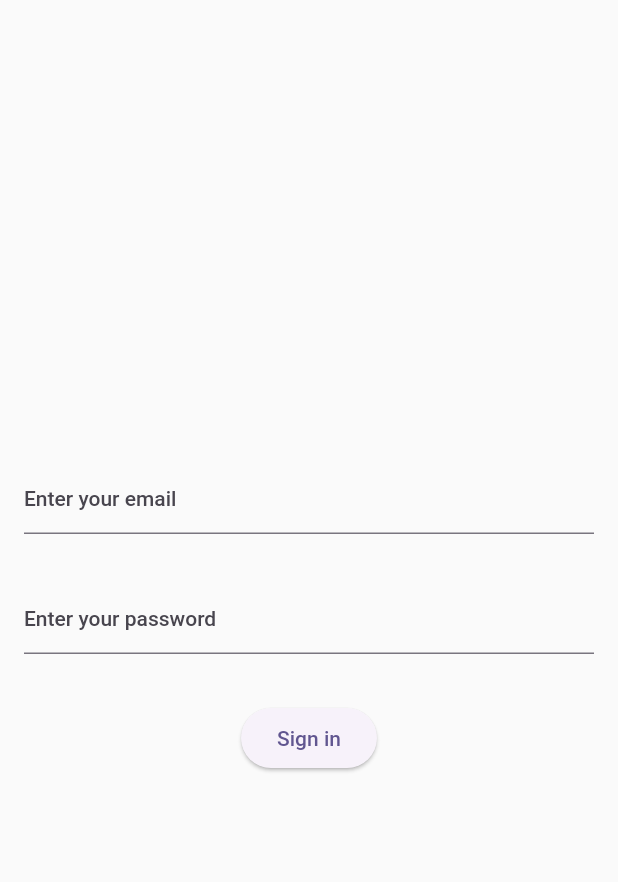
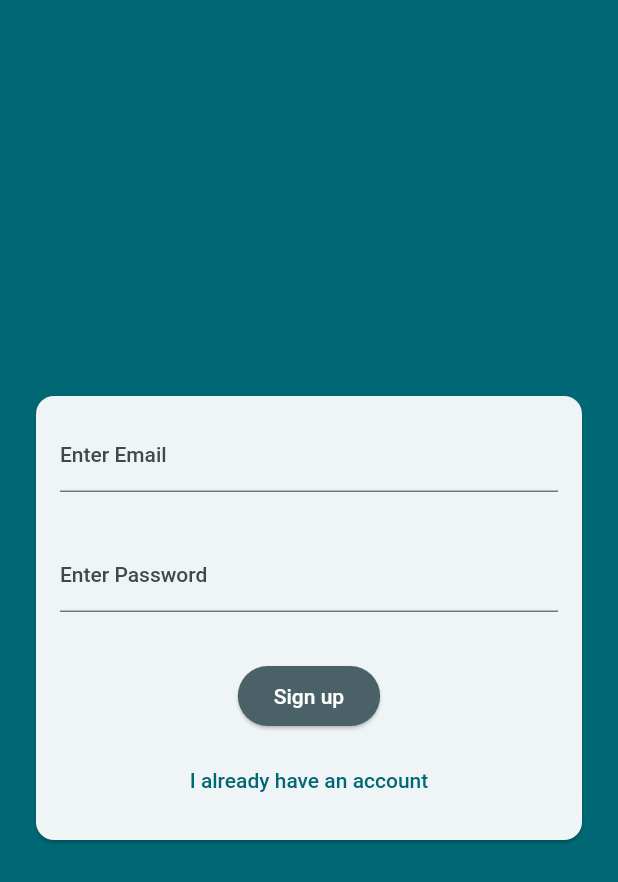
Before and after one commit to markCwatson/budgetpals_client, a Flutter app: the screen it shows after launch, on a phone screen of 412 x 824 dp. Shown: the top 882 px of the screen. Run offline on Flutter 3.47's test engine with Material 2 defaults, Android fonts, the phone set to English and light mode, and no system bars.

Commit message:
log in/sign up form

```diff
--- a/lib/main.dart
+++ b/lib/main.dart
@@ -14,11 +14,9 @@ class BudgetpalsApp extends StatelessWidget {
       theme: ThemeData().copyWith(
         useMaterial3: true,
         colorScheme: ColorScheme.fromSeed(
-            seedColor: const Color.fromARGB(255, 63, 17, 177)),
+            seedColor: const Color.fromARGB(255, 36, 36, 36)),
       ),
-      home: const Scaffold(
-        body: AuthScreen(),
-      ),
+      home: const AuthScreen(),
     );
   }
 }
--- a/lib/screens/auth.dart
+++ b/lib/screens/auth.dart
@@ -8,20 +8,30 @@ class AuthScreen extends StatefulWidget {
 }
 
 class _AuthScreenState extends State<AuthScreen> {
-  final GlobalKey<FormState> _formKey = GlobalKey<FormState>();
-
   @override
   Widget build(BuildContext context) {
-    return Form(
-      key: _formKey,
-      child: const Center(
+    return Scaffold(
+      backgroundColor: Theme.of(context).colorScheme.primary,
+      body: const Center(
         child: Column(
           mainAxisSize: MainAxisSize.min,
           crossAxisAlignment: CrossAxisAlignment.center,
-          children: <Widget>[
-            SignInText('email'),
-            SignInText('password'),
-            SignInButton(),
+          children: [
+            Card(
+              margin: EdgeInsets.all(24.0),
+              child: SingleChildScrollView(
+                child: Form(
+                  child: Column(
+                    mainAxisSize: MainAxisSize.min,
+                    children: [
+                      EmailField(),
+                      PasswordField(),
+                      Buttons(),
+                    ],
+                  ),
+                ),
+              ),
+            )
           ],
         ),
       ),
@@ -29,41 +39,78 @@ class _AuthScreenState extends State<AuthScreen> {
   }
 }
 
-class SignInText extends StatelessWidget {
-  const SignInText(this.text, {Key? key}) : super(key: key);
-
-  final String text;
+class EmailField extends StatelessWidget {
+  const EmailField({super.key});
 
   @override
   Widget build(BuildContext context) {
     return Padding(
       padding: const EdgeInsets.all(16.0),
       child: TextFormField(
-        decoration: InputDecoration(
-          hintText: 'Enter your $text',
+        decoration: const InputDecoration(
+          labelText: 'Enter Email',
         ),
-        validator: (String? value) {
-          if (value == null || value.isEmpty) {
-            return 'Please enter some text';
-          }
-          return null;
-        },
+        keyboardType: TextInputType.emailAddress,
+        autocorrect: false,
+        textCapitalization: TextCapitalization.none,
       ),
     );
   }
 }
 
-class SignInButton extends StatelessWidget {
-  const SignInButton({Key? key}) : super(key: key);
+class PasswordField extends StatelessWidget {
+  const PasswordField({super.key});
 
   @override
   Widget build(BuildContext context) {
     return Padding(
-      padding: const EdgeInsets.symmetric(vertical: 16.0),
-      child: ElevatedButton(
-        onPressed: () {},
-        child: const Text('Sign in'),
+      padding: const EdgeInsets.all(16.0),
+      child: TextFormField(
+        decoration: const InputDecoration(
+          labelText: 'Enter Password',
+        ),
+        obscureText: true,
       ),
     );
   }
 }
+
+class Buttons extends StatefulWidget {
+  const Buttons({super.key});
+
+  @override
+  State<Buttons> createState() => _ButtonState();
+}
+
+class _ButtonState extends State<Buttons> {
+  var _isLogin = false;
+
+  @override
+  Widget build(BuildContext context) {
+    return Padding(
+      padding: const EdgeInsets.all(16.0),
+      child: Column(
+        children: [
+          ElevatedButton(
+            style: ElevatedButton.styleFrom(
+              backgroundColor: Theme.of(context).colorScheme.secondary,
+              foregroundColor: Colors.white,
+            ),
+            onPressed: () {},
+            child: Text(_isLogin ? 'Log in' : 'Sign up'),
+          ),
+          const SizedBox(height: 8.0),
+          TextButton(
+            onPressed: () {
+              setState(() {
+                _isLogin = !_isLogin;
+              });
+            },
+            child: Text(
+                _isLogin ? 'Create an account' : 'I already have an account'),
+          ),
+        ],
+      ),
+    );
+  }
+}
```
